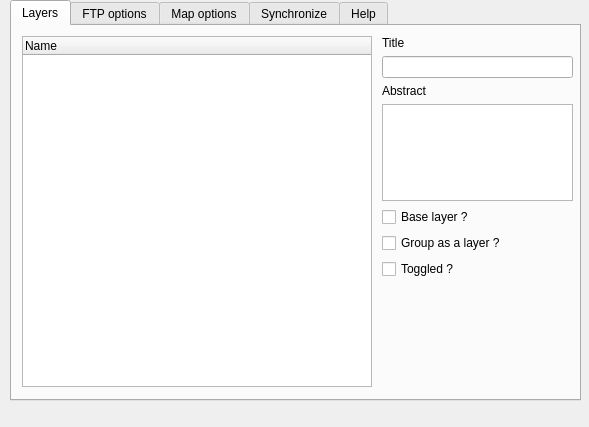
Old version of the form ui_send2server.ui in the repository 3liz/lizmap-plugin.
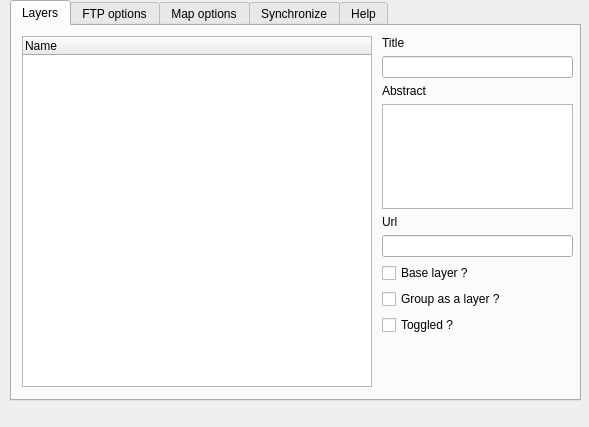
New version of the form.

```diff
--- a/ui_send2server.ui
+++ b/ui_send2server.ui
@@ -62,7 +62,7 @@
        <x>370</x>
        <y>10</y>
        <width>191</width>
-       <height>243</height>
+       <height>299</height>
       </rect>
      </property>
      <layout class="QVBoxLayout" name="verticalLayout">
@@ -86,6 +86,16 @@
       <item>
        <widget class="QTextEdit" name="teLayerAbstract"/>
       </item>
+      <item>
+       <widget class="QLabel" name="label_10">
+        <property name="text">
+         <string>Url</string>
+        </property>
+       </widget>
+      </item>
+      <item>
+       <widget class="QLineEdit" name="inLayerUrl"/>
+      </item>
       <item>
        <widget class="QCheckBox" name="cbLayerIsBaseLayer">
         <property name="text">
```
